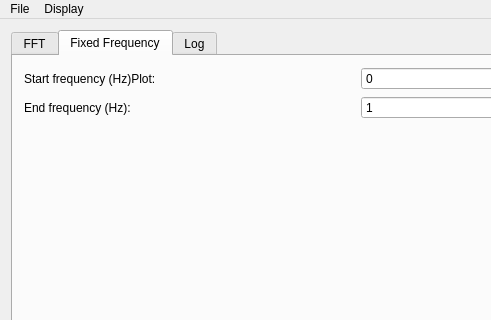
Babouchot/Epoch, file Brain_FrameWork/Epoch_GUI/mainwindow.ui: the form before one commit; both pictures show x 0 to 491 and y 0 to 320 of the 888 by 451 pixel window.
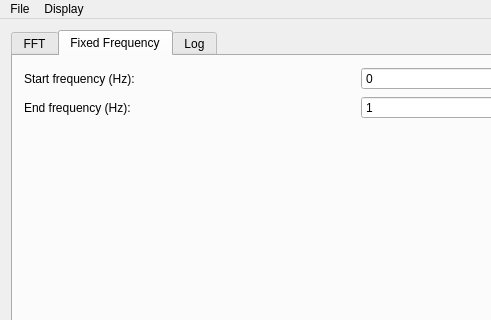
The form after the commit. The open tabs and pages were chosen to show the change. Custom widgets are drawn as their Qt base class.

The edit to the form file:
```diff
--- a/Brain_FrameWork/Epoch_GUI/mainwindow.ui
+++ b/Brain_FrameWork/Epoch_GUI/mainwindow.ui
@@ -40,7 +40,7 @@
           <item>
            <widget class="QLabel" name="labelStart">
             <property name="text">
-             <string>Start frequency (Hz)Plot:</string>
+             <string>Start frequency (Hz):</string>
             </property>
            </widget>
           </item>
```
Left out of the diff: 6 changed lines with no effect on the pictures.
